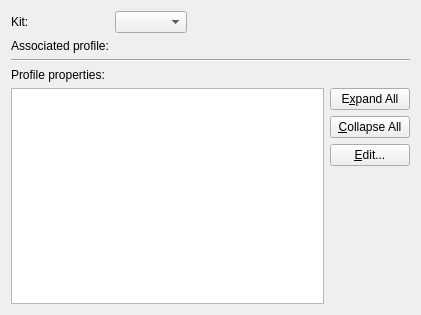
Old version of the form src/plugins/qbsprojectmanager/qbsprofilessettingswidget.ui in the repository qt-creator/qt-creator.
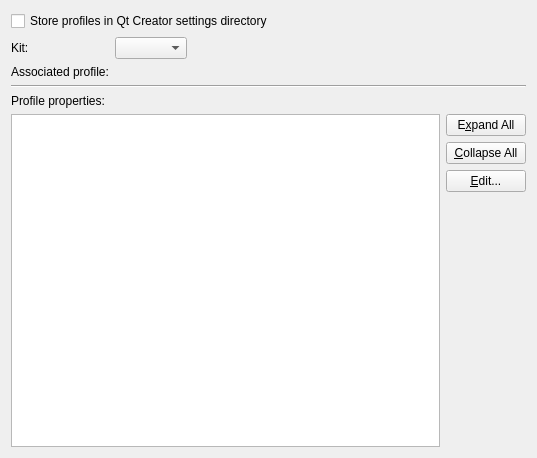
New version of the form.

Commit message:
QbsProjectManager: Allow to use default qbs settings dir.
By default, we use a dedicated qbs settings dir located in Creator's
settings path, so that different instances of Qt Creator won't
overwrite each other's profiles. Users for whom this is not a concern
can now choose to use the normal qbs settings dir.

```diff
--- a/src/plugins/qbsprojectmanager/qbsprofilessettingswidget.ui
+++ b/src/plugins/qbsprojectmanager/qbsprofilessettingswidget.ui
@@ -6,14 +6,21 @@
    <rect>
     <x>0</x>
     <y>0</y>
-    <width>421</width>
-    <height>315</height>
+    <width>537</width>
+    <height>458</height>
    </rect>
   </property>
   <property name="windowTitle">
    <string>Form</string>
   </property>
   <layout class="QVBoxLayout" name="verticalLayout_2">
+   <item>
+    <widget class="QCheckBox" name="settingsDirCheckBox">
+     <property name="text">
+      <string>Store profiles in Qt Creator settings directory</string>
+     </property>
+    </widget>
+   </item>
    <item>
     <layout class="QFormLayout" name="formLayout">
      <item row="0" column="0">
```
The commit also changes 9 other files.
